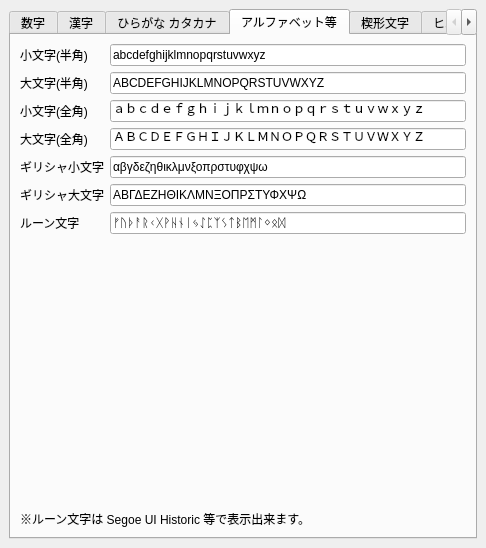
The window that app/fusion/python/rs_fusion/tool/characters/characters.ui (nakano000/Resolve_Script) describes before a commit, drawn with Qt 5.
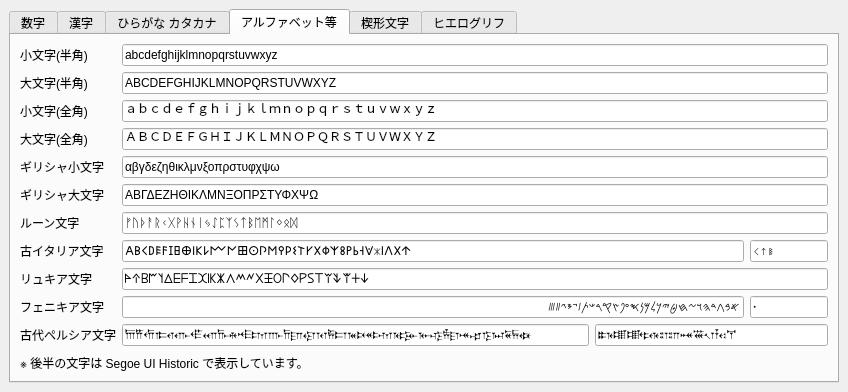
The same window after the commit. The open tabs and pages were chosen to show the change.

Commit message: 対応文字追加

What changed in the file:
```diff
--- a/app/fusion/python/rs_fusion/tool/characters/characters.ui
+++ b/app/fusion/python/rs_fusion/tool/characters/characters.ui
@@ -6,8 +6,8 @@
    <rect>
     <x>0</x>
     <y>0</y>
-    <width>486</width>
-    <height>548</height>
+    <width>848</width>
+    <height>378</height>
    </rect>
   </property>
   <property name="windowTitle">
@@ -452,6 +452,149 @@
             </property>
            </widget>
           </item>
+          <item row="7" column="0">
+           <widget class="QLabel" name="label_20">
+            <property name="text">
+             <string>古イタリア文字</string>
+            </property>
+           </widget>
+          </item>
+          <item row="7" column="1">
+           <layout class="QHBoxLayout" name="horizontalLayout" stretch="8,1">
+            <item>
+             <widget class="QLineEdit" name="lineEdit_24">
+              <property name="styleSheet">
+               <string notr="true">font: 9pt &quot;Segoe UI Historic&quot;;</string>
+              </property>
+              <property name="text">
+               <string>𐌀𐌁𐌂𐌃𐌄𐌅𐌆𐌇𐌈𐌉𐌊𐌋𐌌𐌍𐌎𐌏𐌐𐌑𐌒𐌓𐌔𐌕𐌖𐌗𐌘𐌙𐌚𐌛𐌜𐌝𐌞𐌟𐌠𐌡𐌢𐌣</string>
+              </property>
+              <property name="readOnly">
+               <bool>true</bool>
+              </property>
+             </widget>
+            </item>
+            <item>
+             <widget class="QLineEdit" name="lineEdit_25">
+              <property name="styleSheet">
+               <string notr="true">font: 9pt &quot;Segoe UI Historic&quot;;</string>
+              </property>
+              <property name="text">
+               <string>𐌭𐌮𐌯</string>
+              </property>
+              <property name="readOnly">
+               <bool>true</bool>
+              </property>
+             </widget>
+            </item>
+           </layout>
+          </item>
+          <item row="8" column="0">
+           <widget class="QLabel" name="label_21">
+            <property name="text">
+             <string>リュキア文字</string>
+            </property>
+           </widget>
+          </item>
+          <item row="8" column="1">
+           <widget class="QLineEdit" name="lineEdit_26">
+            <property name="styleSheet">
+             <string notr="true">font: 9pt &quot;Segoe UI Historic&quot;</string>
+            </property>
+            <property name="text">
+             <string>𐊀𐊁𐊂𐊃𐊄𐊅𐊆𐊇𐊈𐊉𐊊𐊋𐊌𐊍𐊎𐊏𐊐𐊑𐊒𐊓𐊔𐊕𐊖𐊗𐊘𐊙𐊚𐊛𐊜</string>
+            </property>
+            <property name="readOnly">
+             <bool>true</bool>
+            </property>
+           </widget>
+          </item>
+          <item row="9" column="0">
+           <widget class="QLabel" name="label_22">
+            <property name="text">
+             <string>フェニキア文字</string>
+            </property>
+           </widget>
+          </item>
+          <item row="9" column="1">
+           <layout class="QHBoxLayout" name="horizontalLayout_2" stretch="8,1">
+            <item>
+             <widget class="QLineEdit" name="lineEdit_27">
+              <property name="font">
+               <font>
+                <family>Segoe UI Historic</family>
+                <pointsize>9</pointsize>
+                <weight>50</weight>
+                <italic>false</italic>
+                <bold>false</bold>
+               </font>
+              </property>
+              <property name="toolTip">
+               <string/>
+              </property>
+              <property name="styleSheet">
+               <string notr="true">font: 9pt &quot;Segoe UI Historic&quot;;</string>
+              </property>
+              <property name="text">
+               <string>𐤀𐤁𐤂𐤃𐤄𐤅𐤆𐤇𐤈𐤉𐤊𐤋𐤌𐤍𐤎𐤏𐤐𐤑𐤒𐤓𐤔𐤕𐤖𐤗𐤘𐤙𐤚𐤛</string>
+              </property>
+              <property name="readOnly">
+               <bool>true</bool>
+              </property>
+             </widget>
+            </item>
+            <item>
+             <widget class="QLineEdit" name="lineEdit_28">
+              <property name="styleSheet">
+               <string notr="true">font: 9pt &quot;Segoe UI Historic&quot;;</string>
+              </property>
+              <property name="text">
+               <string>𐤟</string>
+              </property>
+              <property name="readOnly">
+               <bool>true</bool>
+              </property>
+             </widget>
+            </item>
+           </layout>
+          </item>
+          <item row="10" column="0">
+           <widget class="QLabel" name="label_23">
+            <property name="text">
+             <string>古代ペルシア文字</string>
+            </property>
+           </widget>
+          </item>
+          <item row="10" column="1">
+           <layout class="QHBoxLayout" name="horizontalLayout_3" stretch="2,1">
+            <item>
+             <widget class="QLineEdit" name="lineEdit_29">
+              <property name="styleSheet">
+               <string notr="true">font: 9pt &quot;Segoe UI Historic&quot;;</string>
+              </property>
+              <property name="text">
+               <string>𐎠𐎡𐎢𐎣𐎤𐎥𐎦𐎧𐎨𐎩𐎪𐎫𐎬𐎭𐎮𐎯𐎰𐎱𐎲𐎳𐎴𐎵𐎶𐎷𐎸𐎹𐎺𐎻𐎼𐎽𐎾𐎿𐏀𐏁𐏂𐏃</string>
+              </property>
+              <property name="readOnly">
+               <bool>true</bool>
+              </property>
+             </widget>
+            </item>
+            <item>
+             <widget class="QLineEdit" name="lineEdit_30">
+              <property name="styleSheet">
+               <string notr="true">font: 9pt &quot;Segoe UI Historic&quot;;</string>
+              </property>
+              <property name="text">
+               <string>𐏈𐏉𐏊𐏋𐏌𐏍𐏎𐏏𐏐𐏑𐏒𐏓𐏔𐏕</string>
+              </property>
+              <property name="readOnly">
+               <bool>true</bool>
+              </property>
+             </widget>
+            </item>
+           </layout>
+          </item>
          </layout>
         </item>
         <item>
@@ -470,7 +613,7 @@
         <item>
          <widget class="QLabel" name="label_17">
           <property name="text">
-           <string>※ルーン文字は Segoe UI Historic 等で表示出来ます。</string>
+           <string>※ 後半の文字は Segoe UI Historic で表示しています。</string>
           </property>
          </widget>
         </item>
```
Left out of the diff: 24 changed lines with no effect on the pictures. The commit also changes 2 other files.
